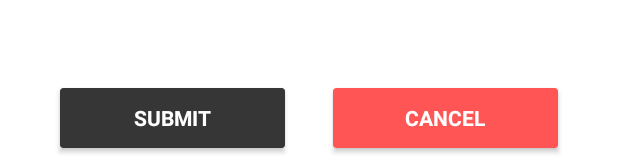
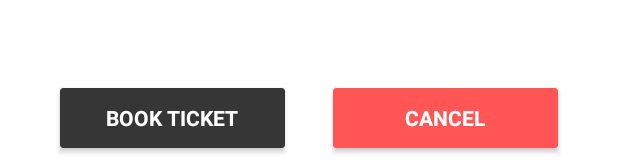
Before and after one commit to Bhushan-CPatil/TestApplication, an Android app: the layout passenger_form_popup.xml on its own in the app's theme, with its tools: preview values and no code run, on a phone screen of 412 x 824 dp. Shown: the part 1064-1232 px from the top of the screen. Run offline under Robolectric (Android 15) with nearby library versions, the phone set to English and light mode, and no system bars.

Commit message:
commit on 15-06-2019

```diff
--- a/app/src/main/res/layout/passenger_form_popup.xml
+++ b/app/src/main/res/layout/passenger_form_popup.xml
@@ -63,7 +63,7 @@
                     android:textStyle="bold"
                     android:textColor="@color/textcolorwhite"
                     android:layout_gravity="center"
-                    android:text="SUBMIT"/>
+                    android:text="BOOK TICKET"/>
 
             </android.support.v7.widget.CardView>
             <android.support.v7.widget.CardView
```
